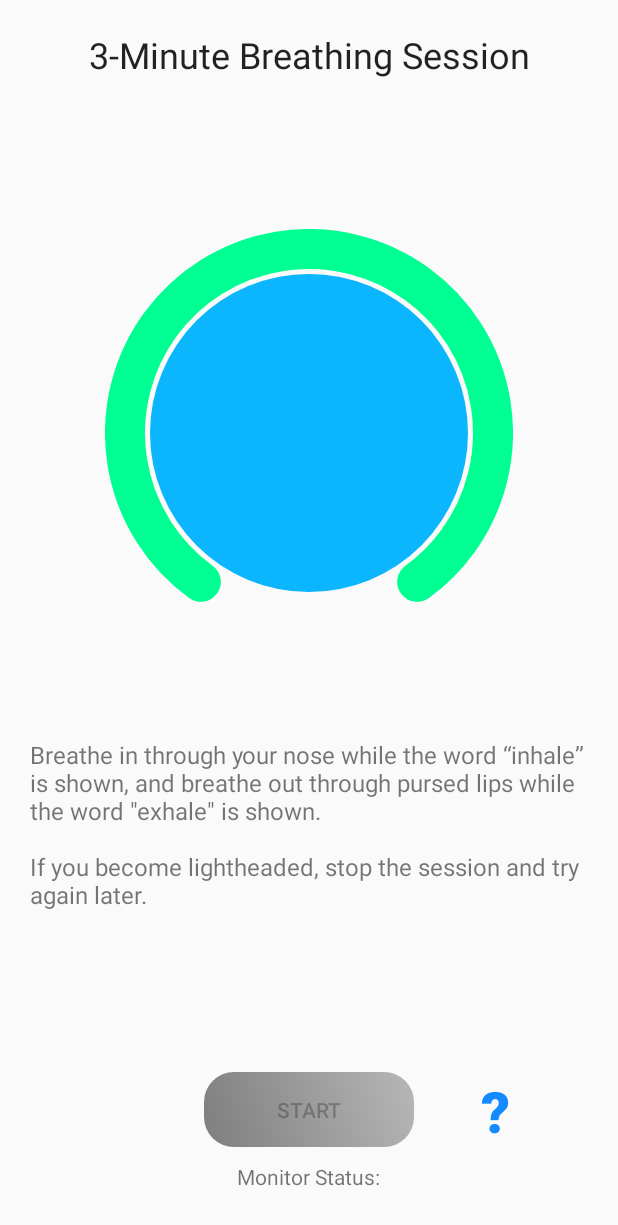
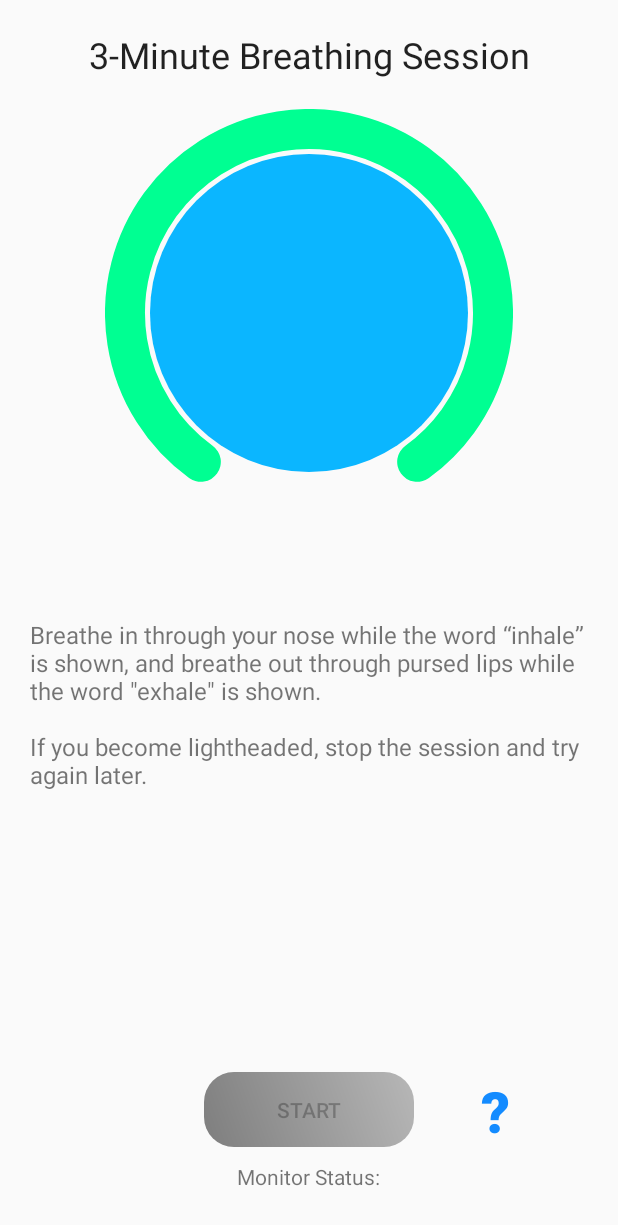
Before and after one commit to grahamhome/HeartBit, an Android app: the layout activity_breathing_coach.xml on its own in the app's theme, with its tools: preview values and no code run, on a phone screen of 412 x 824 dp. Shown: the top 1225 px of the screen. Run offline under Robolectric (Android 15) with nearby library versions, the phone set to English and light mode, and no system bars.

```diff
--- a/app/src/main/res/layout/activity_breathing_coach.xml
+++ b/app/src/main/res/layout/activity_breathing_coach.xml
@@ -24,7 +24,6 @@
         android:layout_height="wrap_content"
         android:layout_marginStart="50dp"
         android:layout_marginEnd="50dp"
-        android:layout_marginTop="80dp"
         android:layout_below="@id/title"
         android:layout_centerInParent="true">
 
@@ -58,10 +57,12 @@
         android:textSize="20sp"/>
 
     <ScrollView
+        android:id="@+id/breathing_guide_view"
         android:layout_width="match_parent"
-        android:layout_height="wrap_content"
+        android:layout_height="match_parent"
         android:layout_below="@id/session_timer"
-        android:layout_above="@id/toggle">
+        android:layout_above="@id/toggle"
+        android:layout_marginBottom="10dp">
 
         <TextView
             android:id="@+id/breathing_guide"
--- a/app/src/main/res/layout/activity_graph.xml
+++ b/app/src/main/res/layout/activity_graph.xml
@@ -9,7 +9,8 @@
         android:id="@+id/graph"
         android:layout_width="match_parent"
         android:layout_height="match_parent"
-        android:layout_above="@+id/controls_layout" />
+        android:layout_above="@+id/controls_layout"
+        android:layout_marginEnd="5dp"/>
 
     <LinearLayout
         android:id="@+id/controls_layout"
```
Also changed, not shown: app/src/main/java/com/home/graham/heartbit/BreathingCoach.java (+6 -2 lines), app/src/main/java/com/home/graham/heartbit/GraphActivity.java (+14 -7 lines).
